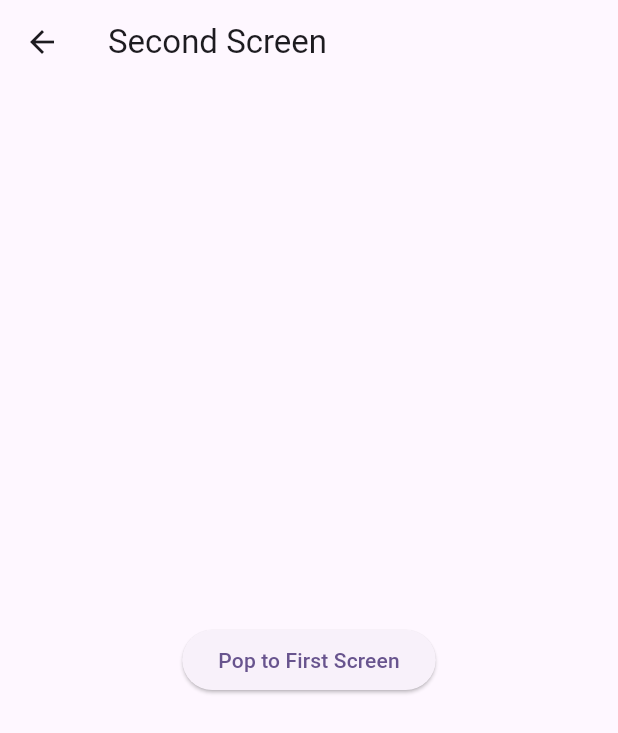
After one commit to Amg2013/flutter_course_week1, a Flutter app: the screen it shows after launch, after a tap on "Push to Second Screen", on a phone screen of 412 x 824 dp. The commit adds this screen. Shown: the top 733 px of the screen. Run offline on Flutter 3.47's test engine with Material 3 defaults, Android fonts, the phone set to English and light mode, and no system bars.

Commit message:
nav and listview

```diff
--- a/lib/forget_password_row.dart
+++ b/lib/auth/forget_password_row.dart
@@ -1,5 +1,5 @@
 import 'package:flutter/material.dart';
-import 'package:iti_project/app_colors.dart';
+import 'package:iti_project/utils/app_colors.dart';
 
 class ForgetPasswordRow extends StatelessWidget {
   final String? firstWhiteText;
--- a/lib/login_screen.dart
+++ b/lib/auth/login_screen.dart
@@ -1,6 +1,6 @@
 import 'package:flutter/material.dart';
-import 'package:iti_project/app_colors.dart';
-import 'package:iti_project/login_screen_conent.dart';
+import 'package:iti_project/utils/app_colors.dart';
+import 'package:iti_project/auth/login_screen_conent.dart';
 
 class LoginScreen extends StatelessWidget {
   const LoginScreen({super.key});
--- a/lib/login_screen_conent.dart
+++ b/lib/auth/login_screen_conent.dart
@@ -1,8 +1,8 @@
 import 'package:flutter/material.dart';
-import 'package:iti_project/app_strings.dart';
+import 'package:iti_project/utils/app_strings.dart';
 
-import 'package:iti_project/app_colors.dart';
-import 'package:iti_project/forget_password_row.dart';
+import 'package:iti_project/utils/app_colors.dart';
+import 'package:iti_project/auth/forget_password_row.dart';
 
 class LoginScreenConente extends StatelessWidget {
   const LoginScreenConente({super.key});
--- a/lib/main.dart
+++ b/lib/main.dart
@@ -1,5 +1,8 @@
 import 'package:flutter/material.dart';
-import 'package:iti_project/login_screen.dart';
+import 'package:iti_project/auth/login_screen.dart';
+import 'package:iti_project/list_view/list_view_ui.dart';
+import 'package:iti_project/nav_feature/nav_examples.dart';
+import 'package:iti_project/nav_feature/nav_screen_there.dart';
 
 void main() {
   runApp(const MyApp());
@@ -15,7 +18,15 @@ class MyApp extends StatelessWidget {
       theme: ThemeData(
         colorScheme: ColorScheme.fromSeed(seedColor: Colors.deepPurple),
       ),
-      home: LoginScreen(),
+
+      //home: FirstScreen(),
+      initialRoute: '/',
+      routes: {
+        '/': (context) => FirstNamedScreen(),
+        '/second': (context) => SecondNamedScreen(),
+        '/third': (context) => ThirdScreen(),
+        // '/listViewUI': (context) => DataListView(dataGenerator: dataGenerator),
+      },
     );
   }
 }
--- /dev/null
+++ b/lib/nav_feature/nav_screen_there.dart
@@ -0,0 +1,105 @@
+import 'package:flutter/material.dart';
+
+class FirstNamedScreen extends StatelessWidget {
+  @override
+  Widget build(BuildContext context) {
+    return Scaffold(
+      appBar: AppBar(title: Text('First Screen')),
+      body: Center(
+        child: Column(
+          mainAxisAlignment: MainAxisAlignment.center,
+          children: [
+            // Push Navigation
+            GestureDetector(
+              onTap: () {
+                Navigator.push(
+                  context,
+                  MaterialPageRoute(builder: (context) => SecondNamedScreen()),
+                );
+              },
+              child: Text(
+                'Push to Second Screen',
+                style: TextStyle(fontStyle: FontStyle.italic),
+              ),
+            ),
+
+            SizedBox(height: 20),
+            // PushReplacement Navigation
+            ElevatedButton(
+              onPressed: () {
+                Navigator.pushReplacement(
+                  context,
+                  MaterialPageRoute(builder: (context) => SecondNamedScreen()),
+                );
+              },
+              child: Text('PushReplacement to Second Screen'),
+            ),
+            SizedBox(height: 20),
+            // Named Route Navigation
+            ElevatedButton(
+              onPressed: () {
+                Navigator.pushNamed(context, '/second');
+              },
+              child: Text('Named Route to Second Screen'),
+            ),
+            SizedBox(height: 20),
+            // Passing Data with Named Routes
+            ElevatedButton(
+              onPressed: () {
+                Navigator.pushNamed(
+                  context,
+                  '/third',
+                  arguments: {'message': 'Hello from First Screen!'},
+                );
+              },
+              child: Text('Pass Data to Third Screen'),
+            ),
+          ],
+        ),
+      ),
+    );
+  }
+}
+
+class SecondNamedScreen extends StatelessWidget {
+  @override
+  Widget build(BuildContext context) {
+    return Scaffold(
+      appBar: AppBar(title: Text('Second Screen')),
+      body: Center(
+        child: ElevatedButton(
+          onPressed: () {
+            Navigator.pop(context);
+          },
+          child: Text('Pop to First Screen'),
+        ),
+      ),
+    );
+  }
+}
+
+class ThirdScreen extends StatelessWidget {
+  @override
+  Widget build(BuildContext context) {
+    final args = ModalRoute.of(context)!.settings.arguments as Map;
+
+    return Scaffold(
+      appBar: AppBar(title: Text('Third Screen')),
+      body: Center(
+        child: Column(
+          mainAxisAlignment: MainAxisAlignment.center,
+          children: [
+            Text(args['message']),
+            SizedBox(height: 20),
+            ElevatedButton(
+              onPressed: () {
+                Navigator.pop(context);
+              },
+              child: Text('Pop to First Screen'),
+            ),
+          ],
+        ),
+      ),
+    );
+  }
+}
--- /dev/null
+++ b/lib/nav_feature/nav_screen_two.dart
@@ -0,0 +1,19 @@
+import 'package:flutter/material.dart';
+
+class SecondScreen extends StatelessWidget {
+  @override
+  Widget build(BuildContext context) {
+    return Scaffold(
+      appBar: AppBar(title: Text('Second Screen')),
+      body: Center(
+        child: ElevatedButton(
+          onPressed: () {
+            // Pop back to First Screen
+            Navigator.pop(context);
+          },
+          child: Text('Pop to First Screen'),
+        ),
+      ),
+    );
+  }
+}
```
Also changed, not shown: lib/list_view/list_view_data.dart (added, +30 -0 lines), lib/list_view/list_view_ui.dart (added, +35 -0 lines), lib/nav_feature/nav_examples.dart (added, +39 -0 lines), lib/auth/login_page.dart (renamed from lib/login_page.dart), lib/utils/app_colors.dart (renamed from lib/app_colors.dart), lib/utils/app_strings.dart (renamed from lib/app_strings.dart).
